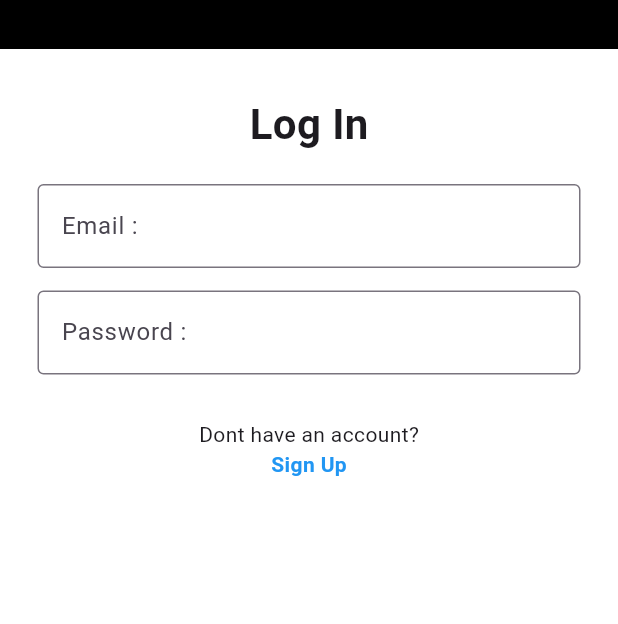
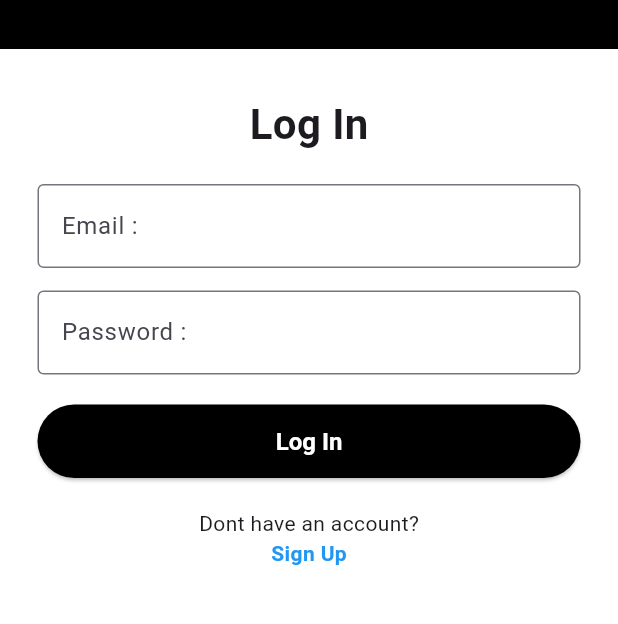
Before and after one commit to rhobread/FlutterSkripsi, a Flutter app: the screen it shows after launch, after a tap on "Log In", on a phone screen of 412 x 824 dp, the part 101-725 px from its top. Run offline on Flutter 3.47's test engine with Material 3 defaults, Android fonts, the phone set to English and light mode, and no system bars.

Commit message:
Login page

```diff
--- a/frontend-skripsi/lib/service/InitialService/inputdata_service.dart
+++ b/frontend-skripsi/lib/service/InitialService/inputdata_service.dart
@@ -53,5 +53,4 @@ class InputDataService {
       showSnackBarMessage(context, 'Error: Unable to connect to the server');
     }
   }
-
 }
--- a/frontend-skripsi/lib/view/InitialView/login_view.dart
+++ b/frontend-skripsi/lib/view/InitialView/login_view.dart
@@ -1,8 +1,26 @@
 import 'package:flutter/material.dart';
+import 'package:flutter_application_1/service/InitialService/login_service.dart';
 import 'package:flutter_application_1/view/InitialView/signup_view.dart';
 
-class LoginPage extends StatelessWidget {
+class LoginPage extends StatefulWidget {
   const LoginPage({super.key});
+
+  @override
+  _LogInPageState createState() => _LogInPageState();
+}
+
+class _LogInPageState extends State<LoginPage> {
+  final TextEditingController _emailController = TextEditingController();
+  final TextEditingController _passwordController = TextEditingController();
+
+  bool _isLoading = false;
+  final LoginService _logInService = LoginService();
+
+  void _setLoading(bool value) {
+    setState(() {
+      _isLoading = value;
+    });
+  }
 
   @override
   Widget build(BuildContext context) {
@@ -10,7 +28,6 @@ class LoginPage extends StatelessWidget {
       backgroundColor: Colors.white,
       body: Column(
         children: [
-          // Black Header
           Container(
             color: Colors.black,
             height: 100,
@@ -27,8 +44,6 @@ class LoginPage extends StatelessWidget {
               ),
             ),
           ),
-
-          // Scrollable Form
           Expanded(
             child: SingleChildScrollView(
               child: Padding(
@@ -37,8 +52,6 @@ class LoginPage extends StatelessWidget {
                   crossAxisAlignment: CrossAxisAlignment.center,
                   children: [
                     const SizedBox(height: 30),
-
-                    // Log In Title
                     const Text(
                       'Log In',
                       style: TextStyle(
@@ -47,31 +60,54 @@ class LoginPage extends StatelessWidget {
                       ),
                     ),
                     const SizedBox(height: 20),
-
-                    // Email Field
-                    const TextField(
-                      decoration: InputDecoration(
+                    TextField(
+                      controller: _emailController,
+                      decoration: const InputDecoration(
                         labelText: 'Email :',
                         border: OutlineInputBorder(),
                       ),
                     ),
                     const SizedBox(height: 15),
-
-                    // Password Field
-                    const TextField(
+                    TextField(
+                      controller: _passwordController,
                       obscureText: true,
-                      decoration: InputDecoration(
+                      decoration: const InputDecoration(
                         labelText: 'Password :',
                         border: OutlineInputBorder(),
                       ),
                     ),
-                    const SizedBox(height: 30),
-
+                    const SizedBox(height: 20),
+                    SizedBox(
+                      width: double.infinity,
+                      child: ElevatedButton(
+                        onPressed: _isLoading
+                            ? null
+                            : () {
+                                _logInService.Login(
+                                  context: context,
+                                  emailController: _emailController,
+                                  passwordController: _passwordController,
+                                  setLoading: _setLoading,
+                                );
+                              },
+                        style: ElevatedButton.styleFrom(
+                          backgroundColor: Colors.black,
+                          foregroundColor: Colors.white,
+                          padding: const EdgeInsets.symmetric(vertical: 15),
+                          textStyle: const TextStyle(
+                              fontSize: 16, fontWeight: FontWeight.bold),
+                        ),
+                        child: _isLoading
+                            ? const CircularProgressIndicator(
+                                color: Colors.white)
+                            : const Text('Log In'),
+                      ),
+                    ),
+                    const SizedBox(height: 20),
                     const Text(
                       'Dont have an account?',
                       style: TextStyle(fontSize: 14),
                     ),
-
                     GestureDetector(
                       onTap: () {
                         Navigator.push(
@@ -90,15 +126,12 @@ class LoginPage extends StatelessWidget {
                         ),
                       ),
                     ),
-
                     const SizedBox(height: 30),
                   ],
                 ),
               ),
             ),
           ),
-
-          // Black Footer
           Container(
             color: Colors.black,
             height: 30,
```
Also changed, not shown: frontend-skripsi/lib/service/InitialService/login_service.dart (+68 -0 lines).
